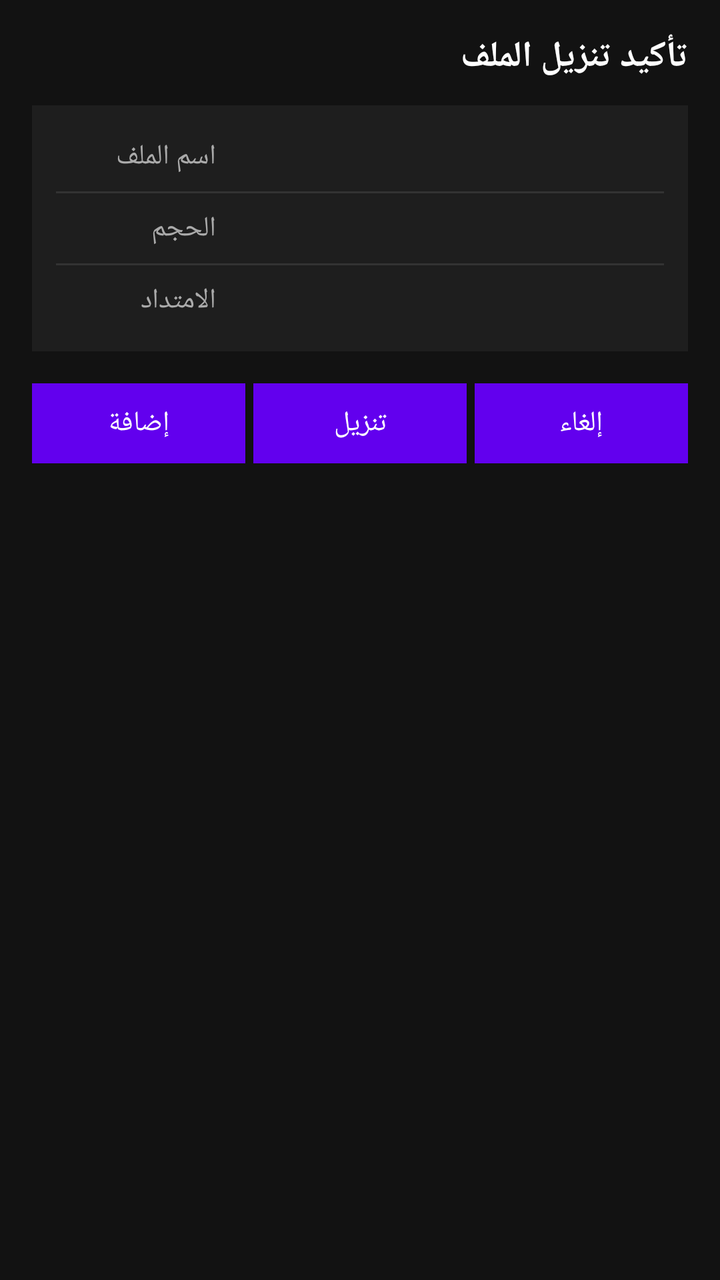
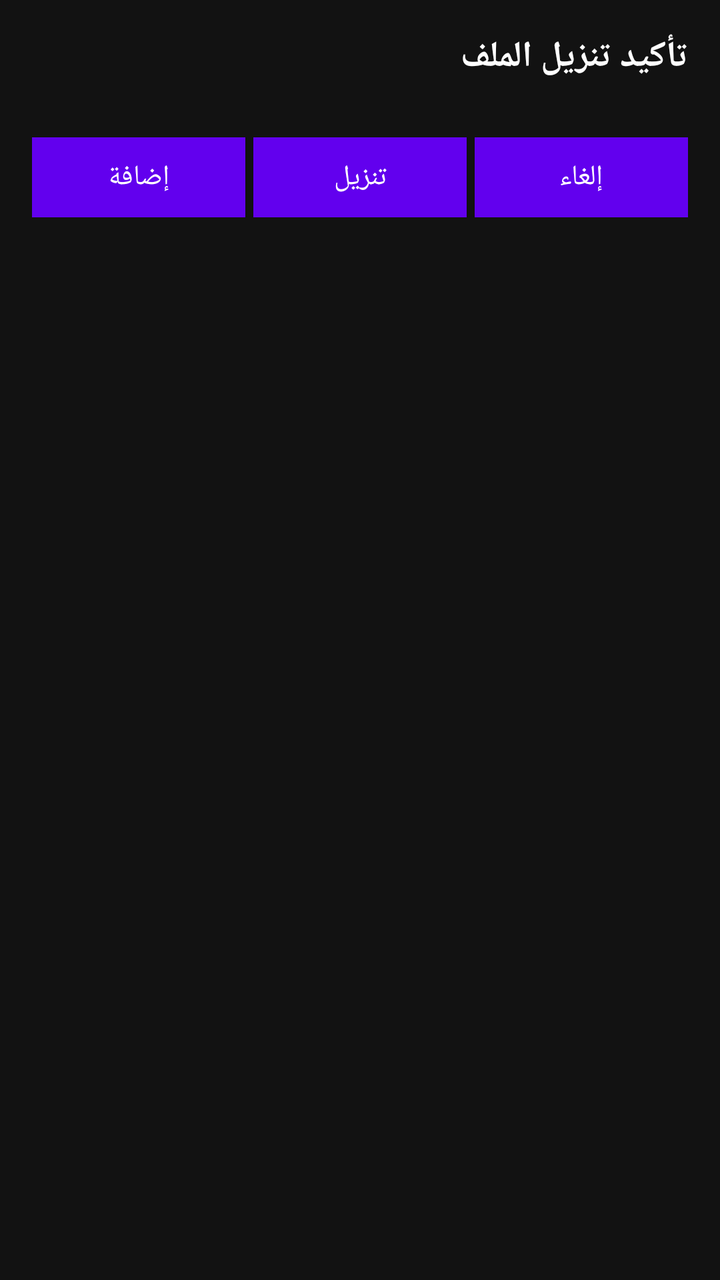

Two renders of the same Android screen: before a commit and after it. Below are the layout's source before the change and the commit's diff.
<!-- AndroidManifest.xml: fallback theme Theme.MaterialComponents.DayNight.NoActionBar -->
<!-- res/layout/dialog_download_confirm.xml -->
<?xml version="1.0" encoding="utf-8"?>
<LinearLayout xmlns:android="http://schemas.android.com/apk/res/android"
    android:layout_width="match_parent"
    android:layout_height="wrap_content"
    android:background="#121212"
    android:orientation="vertical"
    android:padding="16dp">

    <TextView
        android:layout_width="match_parent"
        android:layout_height="wrap_content"
        android:layout_marginBottom="12dp"
        android:text="تأكيد تنزيل الملف"
        android:textColor="#FFFFFF"
        android:textSize="18sp"
        android:textStyle="bold" />

    <LinearLayout
        android:layout_width="match_parent"
        android:layout_height="wrap_content"
        android:background="#1E1E1E"
        android:orientation="vertical"
        android:padding="12dp">

        <LinearLayout
            android:layout_width="match_parent"
            android:layout_height="wrap_content"
            android:orientation="horizontal"
            android:paddingVertical="4dp">
            <TextView
                android:layout_width="80dp"
                android:layout_height="wrap_content"
                android:text="اسم الملف"
                android:textColor="#AAAAAA"
                android:textSize="14sp" />
            <TextView
                android:id="@+id/tvFileName"
                android:layout_width="0dp"
                android:layout_height="wrap_content"
                android:layout_weight="1"
                android:ellipsize="middle"
                android:maxLines="2"
                android:textColor="#FFFFFF"
                android:textSize="14sp" />
        </LinearLayout>

        <View
            android:layout_width="match_parent"
            android:layout_height="1dp"
            android:layout_marginVertical="4dp"
            android:background="#333333" />

        <LinearLayout
            android:layout_width="match_parent"
            android:layout_height="wrap_content"
            android:orientation="horizontal"
            android:paddingVertical="4dp">
            <TextView
                android:layout_width="80dp"
                android:layout_height="wrap_content"
                android:text="الحجم"
                android:textColor="#AAAAAA"
                android:textSize="14sp" />
            <TextView
                android:id="@+id/tvFileSize"
                android:layout_width="0dp"
                android:layout_height="wrap_content"
                android:layout_weight="1"
                android:textColor="#FFFFFF"
                android:textSize="14sp" />
        </LinearLayout>

        <View
            android:layout_width="match_parent"
            android:layout_height="1dp"
            android:layout_marginVertical="4dp"
            android:background="#333333" />

        <LinearLayout
            android:layout_width="match_parent"
            android:layout_height="wrap_content"
            android:orientation="horizontal"
            android:paddingVertical="4dp">
            <TextView
                android:layout_width="80dp"
                android:layout_height="wrap_content"
                android:text="الامتداد"
                android:textColor="#AAAAAA"
                android:textSize="14sp" />
            <TextView
                android:id="@+id/tvFileExt"
                android:layout_width="0dp"
                android:layout_height="wrap_content"
                android:layout_weight="1"
                android:textColor="#FFFFFF"
                android:textSize="14sp" />
        </LinearLayout>
    </LinearLayout>

    <LinearLayout
        android:layout_width="match_parent"
        android:layout_height="wrap_content"
        android:layout_marginTop="16dp"
        android:orientation="horizontal">
        <Button
            android:id="@+id/btnAdd"
            android:layout_width="0dp"
            android:layout_height="40dp"
            android:layout_weight="1"
            android:background="#333333"
            android:text="إضافة"
            android:textColor="#FFFFFF"
            android:textSize="14sp" />
        <Button
            android:id="@+id/btnDownload"
            android:layout_width="0dp"
            android:layout_height="40dp"
            android:layout_marginStart="4dp"
            android:layout_weight="1"
            android:background="#333333"
            android:text="تنزيل"
            android:textColor="#FFFFFF"
            android:textSize="14sp" />
        <Button
            android:id="@+id/btnCancel"
            android:layout_width="0dp"
            android:layout_height="40dp"
            android:layout_marginStart="4dp"
            android:layout_weight="1"
            android:background="#333333"
            android:text="إلغاء"
            android:textColor="#FFFFFF"
            android:textSize="14sp" />
    </LinearLayout>
</LinearLayout>
<!-- resources referenced by this layout -->
<resources>

</resources>

<!-- the commit's change to res/layout/dialog_download_confirm.xml (unified diff, before → after) -->
@@ -15,12 +15,14 @@
         android:textSize="18sp"
         android:textStyle="bold" />
 
+    
     <LinearLayout
         android:layout_width="match_parent"
         android:layout_height="wrap_content"
         android:background="#1E1E1E"
         android:orientation="vertical"
-        android:padding="12dp">
+        android:padding="12dp"
+        android:visibility="gone">
 
         <LinearLayout
             android:layout_width="match_parent"
